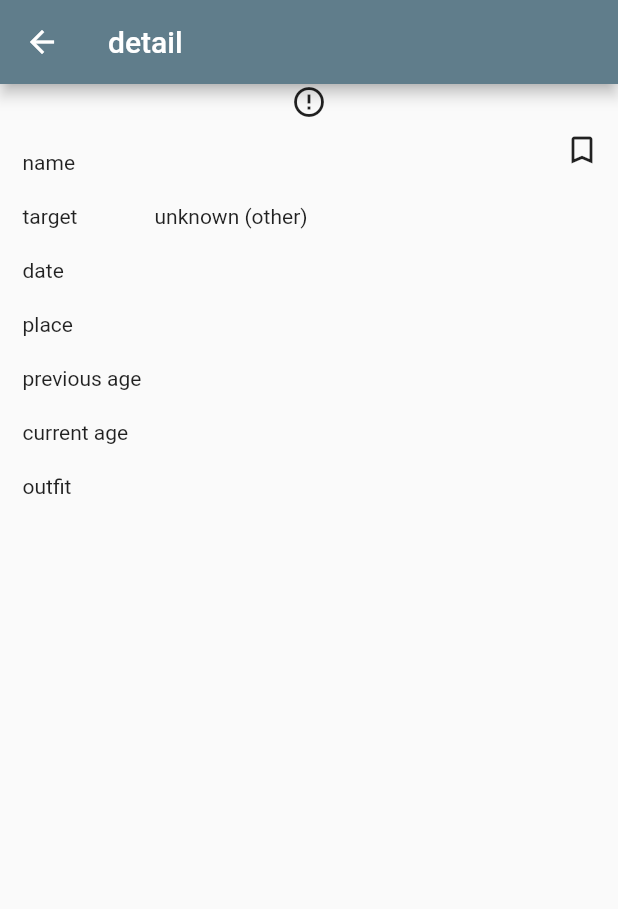
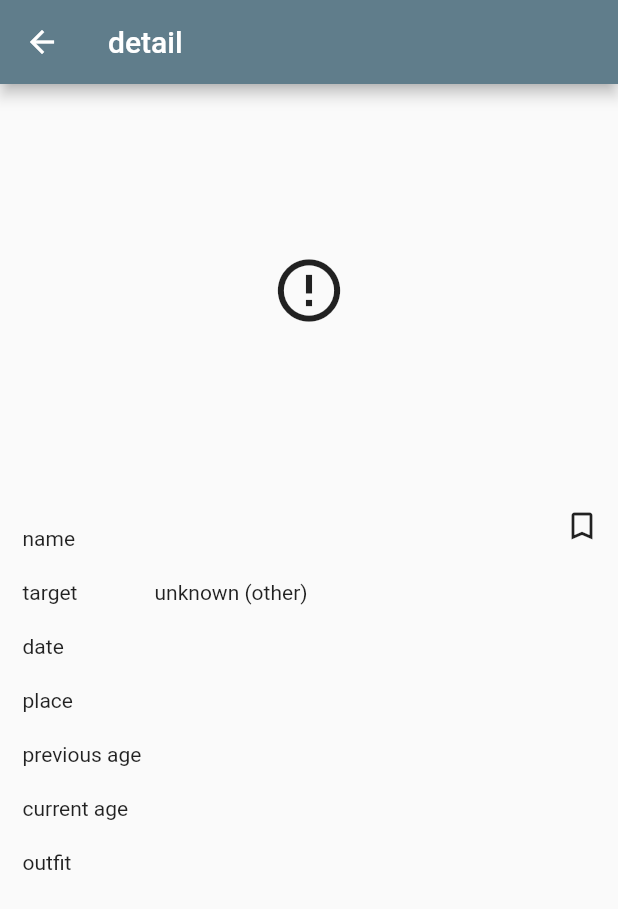
Before and after one commit to missing-project/app, a Flutter app: the CaseDetailScreen screen opened directly with empty values, on a phone screen of 412 x 824 dp. Shown: the top 909 px of the screen. Run offline on Flutter 3.47's test engine with Material 2 defaults, Android fonts, the phone set to English and light mode, and no system bars; our stand-ins replace carousel_slider, dio, equatable, flutter_bloc, google_maps_flutter, location and 1 more; accounts and stored records are empty; generated files the repository leaves out were written again; network calls fail; Roboto replaces fonts that are missing (ChosunGs).

Commit message:
Fix: image size modified

```diff
--- a/lib/screens/case/detail/case_detail_screen.dart
+++ b/lib/screens/case/detail/case_detail_screen.dart
@@ -64,9 +64,14 @@ class _CaseDetailScreenState extends State<CaseDetailScreen> {
       ),
       body: Column(
         children: [
-          Hero(
-            tag: detail.id,
-            child: ImageBuilder(url: detail.image),
+          Container(
+            constraints: BoxConstraints(
+              minHeight: MediaQuery.of(context).size.height / 3,
+            ),
+            child: Hero(
+              tag: detail.id,
+              child: ImageBuilder(url: detail.image),
+            ),
           ),
           SizedBox(
             height: 20,
--- a/lib/screens/global/image_builder.dart
+++ b/lib/screens/global/image_builder.dart
@@ -10,12 +10,22 @@ class ImageBuilder extends StatelessWidget {
   @override
   Widget build(BuildContext context) {
     if (url.isEmpty || url == 'null') {
-      return Center(child: Icon(Icons.error_outline));
+      return Center(
+        child: Icon(
+          Icons.error_outline,
+          size: 50.0,
+        ),
+      );
     }
     return Image.network(
       url,
       errorBuilder: (context, error, stackTrace) {
-        return Center(child: Icon(Icons.error_outline));
+        return Center(
+          child: Icon(
+            Icons.error_outline,
+            size: 50.0,
+          ),
+        );
       },
     );
   }
--- a/lib/screens/landing/wigets/home/home_screen.dart
+++ b/lib/screens/landing/wigets/home/home_screen.dart
@@ -31,7 +31,6 @@ class _HomeScreenState extends State<HomeScreen> {
   @override
   Widget build(BuildContext context) {
     double deviceHeight = MediaQuery.of(context).size.height;
-    double deviceWidth = MediaQuery.of(context).size.width;
     return CaseBlocConsumer(
       loaded: _caseLoaded,
       child: ListView(
@@ -49,12 +48,11 @@ class _HomeScreenState extends State<HomeScreen> {
                 padding: const EdgeInsets.only(top: 15, left: 15),
                 child: Text(
                   AppLocalizations.of(context)!.section,
-                  style: TextStyle(fontSize: 20),
+                  style: TextStyle(fontSize: 30),
                 ),
               ),
               SizedBox(
                 height: deviceHeight / 2,
-                width: deviceWidth,
                 child: CarouselSlider(
                   items: caseList.map((caseEl) {
                     return CaseImageCard(detail: caseEl);
```
